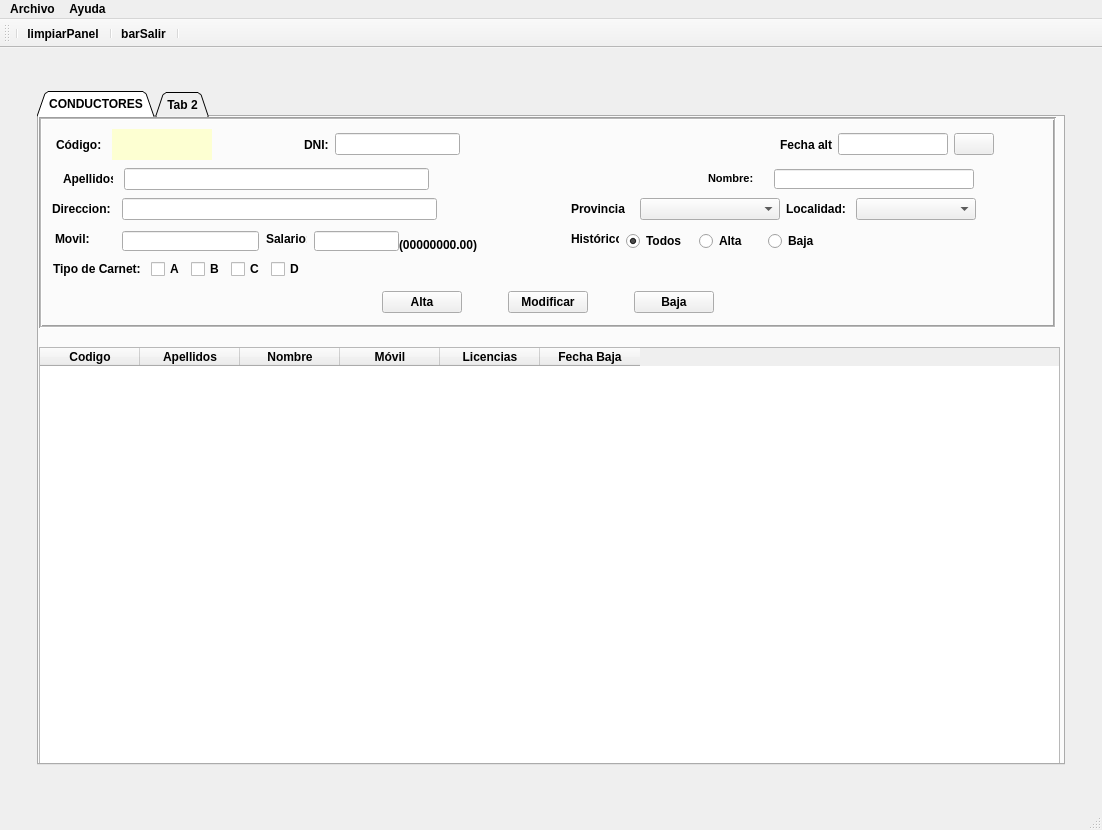
Old version of the form templates/venta_principal.ui in the repository EliasVGZ/vierafernandez2324.
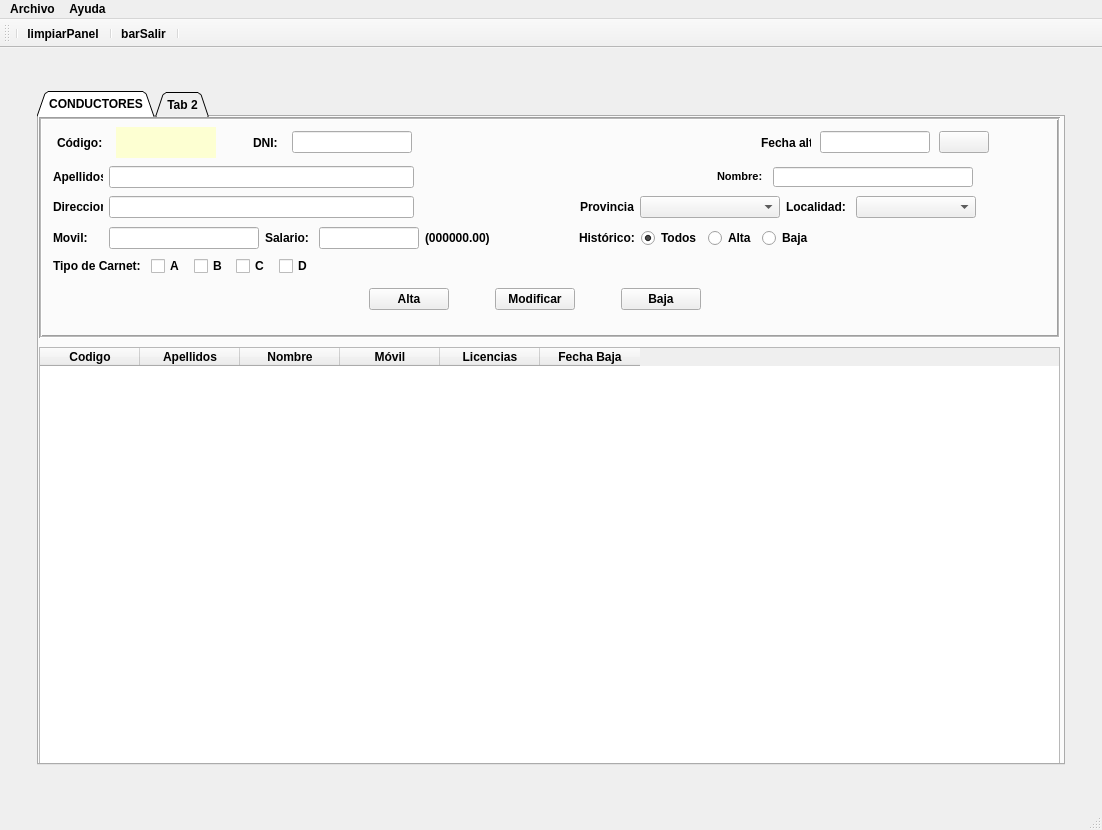
New version of the form. Icons and pictures are not drawn.

```diff
--- a/templates/venta_principal.ui
+++ b/templates/venta_principal.ui
@@ -105,7 +105,7 @@
        </property>
        <property name="maximumSize">
         <size>
-         <width>1200</width>
+         <width>1022</width>
          <height>900</height>
         </size>
        </property>
@@ -117,8 +117,8 @@
          <rect>
           <x>0</x>
           <y>0</y>
-          <width>1017</width>
-          <height>211</height>
+          <width>1021</width>
+          <height>221</height>
          </rect>
         </property>
         <property name="sizePolicy">
@@ -151,18 +151,543 @@
         <property name="midLineWidth">
          <number>1</number>
         </property>
-        <widget class="QWidget" name="layoutWidget">
+        <widget class="QLabel" name="lblValidarDni">
          <property name="geometry">
           <rect>
-           <x>14</x>
-           <y>141</y>
-           <width>983</width>
+           <x>390</x>
+           <y>20</y>
+           <width>20</width>
            <height>22</height>
+          </rect>
+         </property>
+         <property name="minimumSize">
+          <size>
+           <width>20</width>
+           <height>20</height>
+          </size>
+         </property>
+         <property name="maximumSize">
+          <size>
+           <width>40</width>
+           <height>30</height>
+          </size>
+         </property>
+         <property name="font">
+          <font>
+           <family>Arial Black</family>
+           <pointsize>9</pointsize>
+          </font>
+         </property>
+         <property name="text">
+          <string/>
+         </property>
+         <property name="alignment">
+          <set>Qt::AlignCenter</set>
+         </property>
+        </widget>
+        <widget class="QWidget" name="">
+         <property name="geometry">
+          <rect>
+           <x>1</x>
+           <y>167</y>
+           <width>989</width>
+           <height>30</height>
+          </rect>
+         </property>
+         <layout class="QHBoxLayout" name="horizontalLayout_7">
+          <item>
+           <spacer name="horizontalSpacer_12">
+            <property name="orientation">
+             <enum>Qt::Horizontal</enum>
+            </property>
+            <property name="sizeType">
+             <enum>QSizePolicy::Expanding</enum>
+            </property>
+            <property name="sizeHint" stdset="0">
+             <size>
+              <width>308</width>
+              <height>20</height>
+             </size>
+            </property>
+           </spacer>
+          </item>
+          <item>
+           <widget class="QPushButton" name="btnAltaDriver">
+            <property name="minimumSize">
+             <size>
+              <width>75</width>
+              <height>20</height>
+             </size>
+            </property>
+            <property name="text">
+             <string>Alta</string>
+            </property>
+           </widget>
+          </item>
+          <item>
+           <spacer name="horizontalSpacer_14">
+            <property name="orientation">
+             <enum>Qt::Horizontal</enum>
+            </property>
+            <property name="sizeType">
+             <enum>QSizePolicy::Fixed</enum>
+            </property>
+            <property name="sizeHint" stdset="0">
+             <size>
+              <width>40</width>
+              <height>20</height>
+             </size>
+            </property>
+           </spacer>
+          </item>
+          <item>
+           <widget class="QPushButton" name="btnModifDriver">
+            <property name="minimumSize">
+             <size>
+              <width>75</width>
+              <height>20</height>
+             </size>
+            </property>
+            <property name="text">
+             <string>Modificar</string>
+            </property>
+           </widget>
+          </item>
+          <item>
+           <spacer name="horizontalSpacer_15">
+            <property name="orientation">
+             <enum>Qt::Horizontal</enum>
+            </property>
+            <property name="sizeType">
+             <enum>QSizePolicy::Fixed</enum>
+            </property>
+            <property name="sizeHint" stdset="0">
+             <size>
+              <width>40</width>
+              <height>20</height>
+             </size>
+            </property>
+           </spacer>
+          </item>
+          <item>
+           <widget class="QPushButton" name="btnBajaDriver">
+            <property name="minimumSize">
+             <size>
+              <width>75</width>
+              <height>20</height>
+             </size>
+            </property>
+            <property name="text">
+             <string>Baja</string>
+            </property>
+           </widget>
+          </item>
+          <item>
+           <spacer name="horizontalSpacer_13">
+            <property name="orientation">
+             <enum>Qt::Horizontal</enum>
+            </property>
+            <property name="sizeType">
+             <enum>QSizePolicy::Expanding</enum>
+            </property>
+            <property name="sizeHint" stdset="0">
+             <size>
+              <width>278</width>
+              <height>20</height>
+             </size>
+            </property>
+           </spacer>
+          </item>
+         </layout>
+        </widget>
+        <widget class="QWidget" name="">
+         <property name="geometry">
+          <rect>
+           <x>1</x>
+           <y>78</y>
+           <width>994</width>
+           <height>24</height>
+          </rect>
+         </property>
+         <layout class="QHBoxLayout" name="horizontalLayout_4">
+          <item>
+           <spacer name="horizontalSpacer_3">
+            <property name="orientation">
+             <enum>Qt::Horizontal</enum>
+            </property>
+            <property name="sizeType">
+             <enum>QSizePolicy::Fixed</enum>
+            </property>
+            <property name="sizeHint" stdset="0">
+             <size>
+              <width>13</width>
+              <height>20</height>
+             </size>
+            </property>
+           </spacer>
+          </item>
+          <item>
+           <widget class="QLabel" name="lblDireccion">
+            <property name="minimumSize">
+             <size>
+              <width>50</width>
+              <height>20</height>
+             </size>
+            </property>
+            <property name="maximumSize">
+             <size>
+              <width>50</width>
+              <height>16777215</height>
+             </size>
+            </property>
+            <property name="frameShadow">
+             <enum>QFrame::Raised</enum>
+            </property>
+            <property name="text">
+             <string>&lt;html&gt;&lt;head/&gt;&lt;body&gt;&lt;p&gt;Direccion: &lt;/p&gt;&lt;/body&gt;&lt;/html&gt;</string>
+            </property>
+            <property name="alignment">
+             <set>Qt::AlignLeading|Qt::AlignLeft|Qt::AlignVCenter</set>
+            </property>
+           </widget>
+          </item>
+          <item>
+           <widget class="QLineEdit" name="txtDireccion">
+            <property name="minimumSize">
+             <size>
+              <width>305</width>
+              <height>20</height>
+             </size>
+            </property>
+            <property name="maximumSize">
+             <size>
+              <width>305</width>
+              <height>16777215</height>
+             </size>
+            </property>
+           </widget>
+          </item>
+          <item>
+           <spacer name="horizontalSpacer_16">
+            <property name="orientation">
+             <enum>Qt::Horizontal</enum>
+            </property>
+            <property name="sizeHint" stdset="0">
+             <size>
+              <width>150</width>
+              <height>20</height>
+             </size>
+            </property>
+           </spacer>
+          </item>
+          <item>
+           <widget class="QLabel" name="lblProvincia">
+            <property name="frameShape">
+             <enum>QFrame::NoFrame</enum>
+            </property>
+            <property name="frameShadow">
+             <enum>QFrame::Raised</enum>
+            </property>
+            <property name="text">
+             <string>&lt;html&gt;&lt;head/&gt;&lt;body&gt;&lt;p&gt;Provincia&lt;/p&gt;&lt;/body&gt;&lt;/html&gt;</string>
+            </property>
+           </widget>
+          </item>
+          <item>
+           <widget class="QComboBox" name="cmbProvincia">
+            <property name="minimumSize">
+             <size>
+              <width>140</width>
+              <height>0</height>
+             </size>
+            </property>
+           </widget>
+          </item>
+          <item>
+           <widget class="QLabel" name="lblLocalidad">
+            <property name="frameShape">
+             <enum>QFrame::NoFrame</enum>
+            </property>
+            <property name="frameShadow">
+             <enum>QFrame::Raised</enum>
+            </property>
+            <property name="text">
+             <string>&lt;html&gt;&lt;head/&gt;&lt;body&gt;&lt;p&gt;Localidad: &lt;/p&gt;&lt;/body&gt;&lt;/html&gt;</string>
+            </property>
+           </widget>
+          </item>
+          <item>
+           <widget class="QComboBox" name="cmbLocalidad">
+            <property name="minimumSize">
+             <size>
+              <width>120</width>
+              <height>0</height>
+             </size>
+            </property>
+           </widget>
+          </item>
+          <item>
+           <spacer name="horizontalSpacer_17">
+            <property name="orientation">
+             <enum>Qt::Horizontal</enum>
+            </property>
+            <property name="sizeType">
+             <enum>QSizePolicy::Fixed</enum>
+            </property>
+            <property name="sizeHint" stdset="0">
+             <size>
+              <width>58</width>
+              <height>20</height>
+             </size>
+            </property>
+           </spacer>
+          </item>
+         </layout>
+        </widget>
+        <widget class="QWidget" name="">
+         <property name="geometry">
+          <rect>
+           <x>1</x>
+           <y>109</y>
+           <width>1001</width>
+           <height>24</height>
           </rect>
          </property>
          <layout class="QHBoxLayout" name="horizontalLayout_5">
           <item>
+           <spacer name="horizontalSpacer_4">
+            <property name="orientation">
+             <enum>Qt::Horizontal</enum>
+            </property>
+            <property name="sizeType">
+             <enum>QSizePolicy::Fixed</enum>
+            </property>
+            <property name="sizeHint" stdset="0">
+             <size>
+              <width>13</width>
+              <height>20</height>
+             </size>
+            </property>
+           </spacer>
+          </item>
+          <item>
+           <widget class="QLabel" name="lblMovil">
+            <property name="minimumSize">
+             <size>
+              <width>50</width>
+              <height>0</height>
+             </size>
+            </property>
+            <property name="maximumSize">
+             <size>
+              <width>50</width>
+              <height>16777215</height>
+             </size>
+            </property>
+            <property name="frameShape">
+             <enum>QFrame::NoFrame</enum>
+            </property>
+            <property name="frameShadow">
+             <enum>QFrame::Raised</enum>
+            </property>
+            <property name="text">
+             <string>&lt;html&gt;&lt;head/&gt;&lt;body&gt;&lt;p&gt;Movil: &lt;/p&gt;&lt;/body&gt;&lt;/html&gt;</string>
+            </property>
+           </widget>
+          </item>
+          <item>
+           <widget class="QLineEdit" name="txtMovil">
+            <property name="minimumSize">
+             <size>
+              <width>150</width>
+              <height>20</height>
+             </size>
+            </property>
+            <property name="maximumSize">
+             <size>
+              <width>150</width>
+              <height>16777215</height>
+             </size>
+            </property>
+            <property name="layoutDirection">
+             <enum>Qt::LeftToRight</enum>
+            </property>
+            <property name="alignment">
+             <set>Qt::AlignCenter</set>
+            </property>
+           </widget>
+          </item>
+          <item>
+           <widget class="QLabel" name="lblSalario">
+            <property name="maximumSize">
+             <size>
+              <width>50</width>
+              <height>16777215</height>
+             </size>
+            </property>
+            <property name="frameShape">
+             <enum>QFrame::NoFrame</enum>
+            </property>
+            <property name="frameShadow">
+             <enum>QFrame::Raised</enum>
+            </property>
+            <property name="text">
+             <string>&lt;html&gt;&lt;head/&gt;&lt;body&gt;&lt;p&gt;Salario: &lt;/p&gt;&lt;/body&gt;&lt;/html&gt;</string>
+            </property>
+           </widget>
+          </item>
+          <item>
+           <widget class="QLineEdit" name="txtSalario">
+            <property name="minimumSize">
+             <size>
+              <width>100</width>
+              <height>0</height>
+             </size>
+            </property>
+            <property name="maximumSize">
+             <size>
+              <width>100</width>
+              <height>16777215</height>
+             </size>
+            </property>
+            <property name="layoutDirection">
+             <enum>Qt::LeftToRight</enum>
+            </property>
+            <property name="alignment">
+             <set>Qt::AlignBottom|Qt::AlignRight|Qt::AlignTrailing</set>
+            </property>
+           </widget>
+          </item>
+          <item>
+           <widget class="QLabel" name="label_2">
+            <property name="text">
+             <string>&lt;html&gt;&lt;head/&gt;&lt;body&gt;&lt;p&gt;(000000.00)&lt;/p&gt;&lt;/body&gt;&lt;/html&gt;</string>
+            </property>
+           </widget>
+          </item>
+          <item>
+           <spacer name="horizontalSpacer_19">
+            <property name="orientation">
+             <enum>Qt::Horizontal</enum>
+            </property>
+            <property name="sizeHint" stdset="0">
+             <size>
+              <width>68</width>
+              <height>20</height>
+             </size>
+            </property>
+           </spacer>
+          </item>
+          <item>
+           <widget class="QLabel" name="lblEstado">
+            <property name="maximumSize">
+             <size>
+              <width>100</width>
+              <height>20</height>
+             </size>
+            </property>
+            <property name="frameShape">
+             <enum>QFrame::NoFrame</enum>
+            </property>
+            <property name="frameShadow">
+             <enum>QFrame::Raised</enum>
+            </property>
+            <property name="text">
+             <string>&lt;html&gt;&lt;head/&gt;&lt;body&gt;&lt;p&gt;Histórico:&lt;/p&gt;&lt;/body&gt;&lt;/html&gt;</string>
+            </property>
+           </widget>
+          </item>
+          <item>
+           <widget class="QRadioButton" name="rbtTodos">
+            <property name="minimumSize">
+             <size>
+              <width>50</width>
+              <height>0</height>
+             </size>
+            </property>
+            <property name="text">
+             <string>Todos</string>
+            </property>
+            <property name="checked">
+             <bool>true</bool>
+            </property>
+            <attribute name="buttonGroup">
+             <string notr="true">buttonGroup</string>
+            </attribute>
+           </widget>
+          </item>
+          <item>
+           <widget class="QRadioButton" name="rbtAlta">
+            <property name="text">
+             <string>Alta</string>
+            </property>
+            <attribute name="buttonGroup">
+             <string notr="true">buttonGroup</string>
+            </attribute>
+           </widget>
+          </item>
+          <item>
+           <widget class="QRadioButton" name="rbtBaja">
+            <property name="text">
+             <string>Baja</string>
+            </property>
+            <attribute name="buttonGroup">
+             <string notr="true">buttonGroup</string>
+            </attribute>
+           </widget>
+          </item>
+          <item>
+           <spacer name="horizontalSpacer_18">
+            <property name="orientation">
+             <enum>Qt::Horizontal</enum>
+            </property>
+            <property name="sizeType">
+             <enum>QSizePolicy::Fixed</enum>
+            </property>
+            <property name="sizeHint" stdset="0">
+             <size>
+              <width>228</width>
+              <height>20</height>
+             </size>
+            </property>
+           </spacer>
+          </item>
+         </layout>
+        </widget>
+        <widget class="QWidget" name="">
+         <property name="geometry">
+          <rect>
+           <x>1</x>
+           <y>138</y>
+           <width>1003</width>
+           <height>22</height>
+          </rect>
+         </property>
+         <layout class="QHBoxLayout" name="horizontalLayout_6">
+          <item>
+           <spacer name="horizontalSpacer_5">
+            <property name="orientation">
+             <enum>Qt::Horizontal</enum>
+            </property>
+            <property name="sizeType">
+             <enum>QSizePolicy::Fixed</enum>
+            </property>
+            <property name="sizeHint" stdset="0">
+             <size>
+              <width>13</width>
+              <height>20</height>
+             </size>
+            </property>
+           </spacer>
+          </item>
+          <item>
            <widget class="QLabel" name="lbltipoCarnet">
+            <property name="minimumSize">
+             <size>
+              <width>50</width>
+              <height>0</height>
+             </size>
+            </property>
             <property name="maximumSize">
              <size>
               <width>100</width>
@@ -238,7 +763,7 @@
              <enum>Qt::Horizontal</enum>
             </property>
             <property name="sizeType">
-             <enum>QSizePolicy::Expanding</enum>
+             <enum>QSizePolicy::Fixed</enum>
             </property>
             <property name="sizeHint" stdset="0">
              <size>
@@ -250,47 +775,72 @@
           </item>
          </layout>
         </widget>
-        <widget class="QWidget" name="layoutWidget">
+        <widget class="QWidget" name="">
          <property name="geometry">
           <rect>
-           <x>14</x>
-           <y>170</y>
-           <width>989</width>
-           <height>30</height>
+           <x>1</x>
+           <y>49</y>
+           <width>991</width>
+           <height>22</height>
           </rect>
          </property>
-         <layout class="QHBoxLayout" name="horizontalLayout_6">
+         <layout class="QHBoxLayout" name="horizontalLayout_3">
           <item>
-           <spacer name="horizontalSpacer_12">
+           <spacer name="horizontalSpacer_2">
             <property name="orientation">
              <enum>Qt::Horizontal</enum>
             </property>
             <property name="sizeType">
-             <enum>QSizePolicy::Expanding</enum>
+             <enum>QSizePolicy::Fixed</enum>
             </property>
             <property name="sizeHint" stdset="0">
              <size>
-              <width>308</width>
+              <width>13</width>
               <height>20</height>
              </size>
             </property>
            </spacer>
           </item>
           <item>
-           <widget class="QPushButton" name="btnAltaDriver">
+           <widget class="QLabel" name="lblApellido">
             <property name="minimumSize">
              <size>
-              <width>75</width>
+              <width>0</width>
               <height>20</height>
              </size>
             </property>
+            <property name="maximumSize">
+             <size>
+              <width>50</width>
+              <height>16777215</height>
+             </size>
+            </property>
+            <property name="frameShadow">
+             <enum>QFrame::Raised</enum>
+            </property>
             <property name="text">
-             <string>Alta</string>
+             <string>Apellidos:</string>
             </property>
            </widget>
           </item>
           <item>
-           <spacer name="horizontalSpacer_14">
+           <widget class="QLineEdit" name="txtApellido">
+            <property name="minimumSize">
+             <size>
+              <width>305</width>
+              <height>20</height>
+             </size>
+            </property>
+            <property name="maximumSize">
+             <size>
+              <width>305</width>
+              <height>16777215</height>
+             </size>
+            </property>
+           </widget>
+          </item>
+          <item>
+           <spacer name="horizontalSpacer_10">
             <property name="orientation">
              <enum>Qt::Horizontal</enum>
             </property>
@@ -299,65 +849,58 @@
             </property>
             <property name="sizeHint" stdset="0">
              <size>
-              <width>40</width>
+              <width>298</width>
               <height>20</height>
              </size>
             </property>
            </spacer>
           </item>
           <item>
-           <widget class="QPushButton" name="btnModifDriver">
+           <widget class="QLabel" name="label">
             <property name="minimumSize">
              <size>
-              <width>75</width>
-              <height>20</height>
+              <width>50</width>
+              <height>0</height>
              </size>
             </property>
+            <property name="maximumSize">
+             <size>
+              <width>55</width>
+              <height>16777215</height>
+             </size>
+            </property>
             <property name="text">
-             <string>Modificar</string>
+             <string>&lt;html&gt;&lt;head/&gt;&lt;body&gt;&lt;p&gt;&lt;span style=&quot; font-size:8pt;&quot;&gt;Nombre: &lt;/span&gt;&lt;/p&gt;&lt;/body&gt;&lt;/html&gt;</string>
             </property>
            </widget>
           </item>
           <item>
-           <spacer name="horizontalSpacer_15">
-            <property name="orientation">
-             <enum>Qt::Horizontal</enum>
-            </property>
-            <property name="sizeType">
-             <enum>QSizePolicy::Fixed</enum>
-            </property>
-            <property name="sizeHint" stdset="0">
+           <widget class="QLineEdit" name="txtNombre">
+            <property name="minimumSize">
              <size>
-              <width>40</width>
+              <width>200</width>
               <height>20</height>
              </size>
             </property>
-           </spacer>
-          </item>
-          <item>
-           <widget class="QPushButton" name="btnBajaDriver">
-            <property name="minimumSize">
+            <property name="maximumSize">
              <size>
-              <width>75</width>
+              <width>200</width>
               <height>20</height>
              </size>
             </property>
-            <property name="text">
-             <string>Baja</string>
-            </property>
            </widget>
           </item>
           <item>
-           <spacer name="horizontalSpacer_13">
+           <spacer name="horizontalSpacer_11">
             <property name="orientation">
              <enum>Qt::Horizontal</enum>
             </property>
             <property name="sizeType">
-             <enum>QSizePolicy::Expanding</enum>
+             <enum>QSizePolicy::Fixed</enum>
             </property>
             <property name="sizeHint" stdset="0">
              <size>
-              <width>278</width>
+              <width>58</width>
               <height>20</height>
              </size>
             </property>
@@ -365,210 +908,32 @@
           </item>
          </layout>
         </widget>
-        <widget class="QRadioButton" name="rbtBaja">
+        <widget class="QWidget" name="">
          <property name="geometry">
           <rect>
-           <x>729</x>
-           <y>116</y>
-           <width>50</width>
-           <height>16</height>
-          </rect>
-         </property>
-         <property name="text">
-          <string>Baja</string>
-         </property>
-         <attribute name="buttonGroup">
-          <string notr="true">buttonGroup</string>
-         </attribute>
-        </widget>
-        <widget class="QRadioButton" name="rbtTodos">
-         <property name="geometry">
-          <rect>
-           <x>587</x>
-           <y>116</y>
-           <width>80</width>
-           <height>16</height>
-          </rect>
-         </property>
-         <property name="minimumSize">
-          <size>
-           <width>80</width>
-           <height>0</height>
-          </size>
-         </property>
-         <property name="text">
-          <string>Todos</string>
-         </property>
-         <property name="checked">
-          <bool>true</bool>
-         </property>
-         <attribute name="buttonGroup">
-          <string notr="true">buttonGroup</string>
-         </attribute>
-        </widget>
-        <widget class="QRadioButton" name="rbtAlta">
-         <property name="geometry">
-          <rect>
-           <x>660</x>
-           <y>116</y>
-           <width>48</width>
-           <height>16</height>
-          </rect>
-         </property>
-         <property name="text">
-          <string>Alta</string>
-         </property>
-         <attribute name="buttonGroup">
-          <string notr="true">buttonGroup</string>
-         </attribute>
-        </widget>
-        <widget class="QLabel" name="lblMovil">
-         <property name="geometry">
-          <rect>
-           <x>16</x>
-           <y>114</y>
-           <width>60</width>
-           <height>16</height>
-          </rect>
-         </property>
-         <property name="minimumSize">
-          <size>
-           <width>60</width>
-           <height>0</height>
-          </size>
-         </property>
-         <property name="maximumSize">
-          <size>
-           <width>60</width>
-           <height>16777215</height>
-          </size>
-         </property>
-         <property name="frameShape">
-          <enum>QFrame::NoFrame</enum>
-         </property>
-         <property name="frameShadow">
-          <enum>QFrame::Raised</enum>
-         </property>
-         <property name="text">
-          <string>&lt;html&gt;&lt;head/&gt;&lt;body&gt;&lt;p&gt;Movil: &lt;/p&gt;&lt;/body&gt;&lt;/html&gt;</string>
-         </property>
-        </widget>
-        <widget class="QLineEdit" name="txtMovil">
-         <property name="geometry">
-          <rect>
-           <x>83</x>
-           <y>114</y>
-           <width>137</width>
-           <height>20</height>
-          </rect>
-         </property>
-         <property name="minimumSize">
-          <size>
-           <width>120</width>
-           <height>20</height>
-          </size>
-         </property>
-         <property name="maximumSize">
-          <size>
-           <width>150</width>
-           <height>16777215</height>
-          </size>
-         </property>
-         <property name="layoutDirection">
-          <enum>Qt::LeftToRight</enum>
-         </property>
-         <property name="alignment">
-          <set>Qt::AlignCenter</set>
-         </property>
-        </widget>
-        <widget class="QLineEdit" name="txtSalario">
-         <property name="geometry">
-          <rect>
-           <x>275</x>
-           <y>114</y>
-           <width>85</width>
-           <height>20</height>
-          </rect>
-         </property>
-         <property name="minimumSize">
-          <size>
-           <width>85</width>
-           <height>0</height>
-          </size>
-         </property>
-         <property name="maximumSize">
-          <size>
-           <width>60</width>
-           <height>16777215</height>
-          </size>
-         </property>
-         <property name="layoutDirection">
-          <enum>Qt::LeftToRight</enum>
-         </property>
-         <property name="alignment">
-          <set>Qt::AlignBottom|Qt::AlignRight|Qt::AlignTrailing</set>
-         </property>
-        </widget>
-        <widget class="QLabel" name="lblSalario">
-         <property name="geometry">
-          <rect>
-           <x>227</x>
-           <y>114</y>
-           <width>41</width>
-           <height>16</height>
-          </rect>
-         </property>
-         <property name="maximumSize">
-          <size>
-           <width>50</width>
-           <height>16777215</height>
-          </size>
-         </property>
-         <property name="frameShape">
-          <enum>QFrame::NoFrame</enum>
-         </property>
-         <property name="frameShadow">
-          <enum>QFrame::Raised</enum>
-         </property>
-         <property name="text">
-          <string>&lt;html&gt;&lt;head/&gt;&lt;body&gt;&lt;p&gt;Salario: &lt;/p&gt;&lt;/body&gt;&lt;/html&gt;</string>
-         </property>
-        </widget>
-        <widget class="QLabel" name="lblEstado">
-         <property name="geometry">
-          <rect>
-           <x>532</x>
-           <y>114</y>
-           <width>48</width>
-           <height>16</height>
-          </rect>
-         </property>
-         <property name="maximumSize">
-          <size>
-           <width>100</width>
-           <height>20</height>
-          </size>
-         </property>
-         <property name="frameShape">
-          <enum>QFrame::NoFrame</enum>
-         </property>
-         <property name="frameShadow">
-          <enum>QFrame::Raised</enum>
-         </property>
-         <property name="text">
-          <string>&lt;html&gt;&lt;head/&gt;&lt;body&gt;&lt;p&gt;Histórico:&lt;/p&gt;&lt;/body&gt;&lt;/html&gt;</string>
-         </property>
-        </widget>
-        <widget class="QWidget" name="layoutWidget">
-         <property name="geometry">
-          <rect>
-           <x>17</x>
-           <y>12</y>
-           <width>938</width>
+           <x>2</x>
+           <y>10</y>
+           <width>1014</width>
            <height>31</height>
           </rect>
          </property>
          <layout class="QHBoxLayout" name="horizontalLayout_2">
+          <item>
+           <spacer name="horizontalSpacer">
+            <property name="orientation">
+             <enum>Qt::Horizontal</enum>
+            </property>
+            <property name="sizeType">
+             <enum>QSizePolicy::Fixed</enum>
+            </property>
+            <property name="sizeHint" stdset="0">
+             <size>
+              <width>13</width>
+              <height>20</height>
+             </size>
+            </property>
+           </spacer>
+          </item>
           <item>
            <widget class="QLabel" name="lblCod">
             <property name="minimumSize">
@@ -579,7 +944,7 @@
             </property>
             <property name="maximumSize">
              <size>
-              <width>40</width>
+              <width>50</width>
               <height>16777215</height>
              </size>
             </property>
@@ -617,13 +982,16 @@
            </widget>
           </item>
           <item>
-           <spacer name="horizontalSpacer_3">
+           <spacer name="horizontalSpacer_6">
             <property name="orientation">
              <enum>Qt::Horizontal</enum>
             </property>
+            <property name="sizeType">
+             <enum>QSizePolicy::Fixed</enum>
+            </property>
             <property name="sizeHint" stdset="0">
              <size>
-              <width>40</width>
+              <width>28</width>
               <height>20</height>
              </size>
             </property>
@@ -633,7 +1001,7 @@
            <widget class="QLabel" name="lblDni">
             <property name="minimumSize">
              <size>
-              <width>20</width>
+              <width>30</width>
               <height>20</height>
              </size>
             </property>
@@ -652,13 +1020,13 @@
            <widget class="QLineEdit" name="txtDni">
             <property name="minimumSize">
              <size>
-              <width>60</width>
+              <width>120</width>
               <height>20</height>
              </size>
             </property>
             <property name="maximumSize">
              <size>
-              <width>170</width>
+              <width>120</width>
               <height>16777215</height>
              </size>
             </property>
@@ -668,35 +1036,7 @@
            </widget>
           </item>
           <item>
-           <widget class="QLabel" name="lblValidarDni">
-            <property name="minimumSize">
-             <size>
-              <width>20</width>
-              <height>20</height>
-             </size>
-            </property>
-            <property name="maximumSize">
-             <size>
-              <width>40</width>
-              <height>30</height>
-             </size>
-            </property>
-            <property name="font">
-             <font>
-              <family>Arial Black</family>
-              <pointsize>9</pointsize>
-             </font>
-            </property>
-            <property name="text">
-             <string/>
-            </property>
-            <property name="alignment">
-             <set>Qt::AlignCenter</set>
-            </property>
-           </widget>
-          </item>
-          <item>
-           <spacer name="horizontalSpacer">
+           <spacer name="horizontalSpacer_8">
             <property name="orientation">
              <enum>Qt::Horizontal</enum>
             </property>
@@ -705,7 +1045,7 @@
             </property>
             <property name="sizeHint" stdset="0">
              <size>
-              <width>288</width>
+              <width>340</width>
               <height>20</height>
              </size>
             </property>
@@ -713,9 +1053,15 @@
           </item>
           <item>
            <widget class="QLabel" name="lblFechaAlta">
+            <property name="minimumSize">
+             <size>
+              <width>50</width>
+              <height>0</height>
+             </size>
+            </property>
             <property name="maximumSize">
              <size>
-              <width>52</width>
+              <width>50</width>
               <height>16777215</height>
              </size>
             </property>
@@ -734,7 +1080,7 @@
             </property>
             <property name="minimumSize">
              <size>
-              <width>100</width>
+              <width>110</width>
               <height>20</height>
              </size>
             </property>
@@ -769,234 +1115,8 @@
             </property>
            </widget>
           </item>
-         </layout>
-        </widget>
-        <widget class="QWidget" name="layoutWidget">
-         <property name="geometry">
-          <rect>
-           <x>19</x>
-           <y>51</y>
-           <width>921</width>
-           <height>22</height>
-          </rect>
-         </property>
-         <layout class="QHBoxLayout" name="horizontalLayout_3">
           <item>
-           <widget class="QLabel" name="lblApellido">
-            <property name="minimumSize">
-             <size>
-              <width>0</width>
-              <height>20</height>
-             </size>
-            </property>
-            <property name="maximumSize">
-             <size>
-              <width>50</width>
-              <height>16777215</height>
-             </size>
-            </property>
-            <property name="frameShadow">
-             <enum>QFrame::Raised</enum>
-            </property>
-            <property name="text">
-             <string>Apellidos:</string>
-            </property>
-           </widget>
-          </item>
-          <item>
-           <widget class="QLineEdit" name="txtApellido">
-            <property name="minimumSize">
-             <size>
-              <width>0</width>
-              <height>20</height>
-             </size>
-            </property>
-            <property name="maximumSize">
-             <size>
-              <width>305</width>
-              <height>16777215</height>
-             </size>
-            </property>
-           </widget>
-          </item>
-          <item>
-           <spacer name="horizontalSpacer_5">
-            <property name="orientation">
-             <enum>Qt::Horizontal</enum>
-            </property>
-            <property name="sizeType">
-             <enum>QSizePolicy::Fixed</enum>
-            </property>
-            <property name="sizeHint" stdset="0">
-             <size>
-              <width>268</width>
-              <height>20</height>
-             </size>
-            </property>
-           </spacer>
-          </item>
-          <item>
-           <widget class="QLabel" name="label">
-            <property name="minimumSize">
-             <size>
-              <width>50</width>
-              <height>0</height>
-             </size>
-            </property>
-            <property name="maximumSize">
-             <size>
-              <width>55</width>
-              <height>16777215</height>
-             </size>
-            </property>
-            <property name="text">
-             <string>&lt;html&gt;&lt;head/&gt;&lt;body&gt;&lt;p&gt;&lt;span style=&quot; font-size:8pt;&quot;&gt;Nombre: &lt;/span&gt;&lt;/p&gt;&lt;/body&gt;&lt;/html&gt;</string>
-            </property>
-           </widget>
-          </item>
-          <item>
-           <widget class="QLineEdit" name="txtNombre">
-            <property name="minimumSize">
-             <size>
-              <width>200</width>
-              <height>20</height>
-             </size>
-            </property>
-            <property name="maximumSize">
-             <size>
-              <width>200</width>
-              <height>20</height>
-             </size>
-            </property>
-           </widget>
-          </item>
-         </layout>
-        </widget>
-        <widget class="QWidget" name="layoutWidget">
-         <property name="geometry">
-          <rect>
-           <x>0</x>
-           <y>80</y>
-           <width>995</width>
-           <height>24</height>
-          </rect>
-         </property>
-         <layout class="QHBoxLayout" name="horizontalLayout_4">
-          <item>
-           <spacer name="horizontalSpacer_2">
-            <property name="orientation">
-             <enum>Qt::Horizontal</enum>
-            </property>
-            <property name="sizeType">
-             <enum>QSizePolicy::Fixed</enum>
-            </property>
-            <property name="sizeHint" stdset="0">
-             <size>
-              <width>13</width>
-              <height>20</height>
-             </size>
-            </property>
-           </spacer>
-          </item>
-          <item>
-           <widget class="QLabel" name="lblDireccion">
-            <property name="minimumSize">
-             <size>
-              <width>60</width>
-              <height>20</height>
-             </size>
-            </property>
-            <property name="frameShadow">
-             <enum>QFrame::Raised</enum>
-            </property>
-            <property name="text">
-             <string>&lt;html&gt;&lt;head/&gt;&lt;body&gt;&lt;p&gt;Direccion: &lt;/p&gt;&lt;/body&gt;&lt;/html&gt;</string>
-            </property>
-            <property name="alignment">
-             <set>Qt::AlignLeading|Qt::AlignLeft|Qt::AlignVCenter</set>
-            </property>
-           </widget>
-          </item>
-          <item>
-           <widget class="QLineEdit" name="txtDireccion">
-            <property name="minimumSize">
-             <size>
-              <width>315</width>
-              <height>20</height>
-             </size>
-            </property>
-            <property name="maximumSize">
-             <size>
-              <width>315</width>
-              <height>16777215</height>
-             </size>
-            </property>
-           </widget>
-          </item>
-          <item>
-           <spacer name="horizontalSpacer_10">
-            <property name="orientation">
-             <enum>Qt::Horizontal</enum>
-            </property>
-            <property name="sizeType">
-             <enum>QSizePolicy::Fixed</enum>
-            </property>
-            <property name="sizeHint" stdset="0">
-             <size>
-              <width>128</width>
-              <height>20</height>
-             </size>
-            </property>
-           </spacer>
-          </item>
-          <item>
-           <widget class="QLabel" name="lblProvincia">
-            <property name="frameShape">
-             <enum>QFrame::NoFrame</enum>
-            </property>
-            <property name="frameShadow">
-             <enum>QFrame::Raised</enum>
-            </property>
-            <property name="text">
-             <string>&lt;html&gt;&lt;head/&gt;&lt;body&gt;&lt;p&gt;Provincia&lt;/p&gt;&lt;/body&gt;&lt;/html&gt;</string>
-            </property>
-           </widget>
-          </item>
-          <item>
-           <widget class="QComboBox" name="cmbProvincia">
-            <property name="minimumSize">
-             <size>
-              <width>140</width>
-              <height>0</height>
-             </size>
-            </property>
-           </widget>
-          </item>
-          <item>
-           <widget class="QLabel" name="lblLocalidad">
-            <property name="frameShape">
-             <enum>QFrame::NoFrame</enum>
-            </property>
-            <property name="frameShadow">
-             <enum>QFrame::Raised</enum>
-            </property>
-            <property name="text">
-             <string>&lt;html&gt;&lt;head/&gt;&lt;body&gt;&lt;p&gt;Localidad: &lt;/p&gt;&lt;/body&gt;&lt;/html&gt;</string>
-            </property>
-           </widget>
-          </item>
-          <item>
-           <widget class="QComboBox" name="cmbLocalidad">
-            <property name="minimumSize">
-             <size>
-              <width>120</width>
-              <height>0</height>
-             </size>
-            </property>
-           </widget>
-          </item>
-          <item>
-           <spacer name="horizontalSpacer_4">
+           <spacer name="horizontalSpacer_9">
             <property name="orientation">
              <enum>Qt::Horizontal</enum>
             </property>
@@ -1013,19 +1133,6 @@
           </item>
          </layout>
         </widget>
-        <widget class="QLabel" name="label_2">
-         <property name="geometry">
-          <rect>
-           <x>360</x>
-           <y>120</y>
-           <width>91</width>
-           <height>16</height>
-          </rect>
-         </property>
-         <property name="text">
-          <string>&lt;html&gt;&lt;head/&gt;&lt;body&gt;&lt;p&gt;(00000000.00)&lt;/p&gt;&lt;/body&gt;&lt;/html&gt;</string>
-         </property>
-        </widget>
        </widget>
        <widget class="QTableWidget" name="tabDrivers">
         <property name="geometry">
```
Left out of the diff: 18 changed lines with no effect on the pictures.
